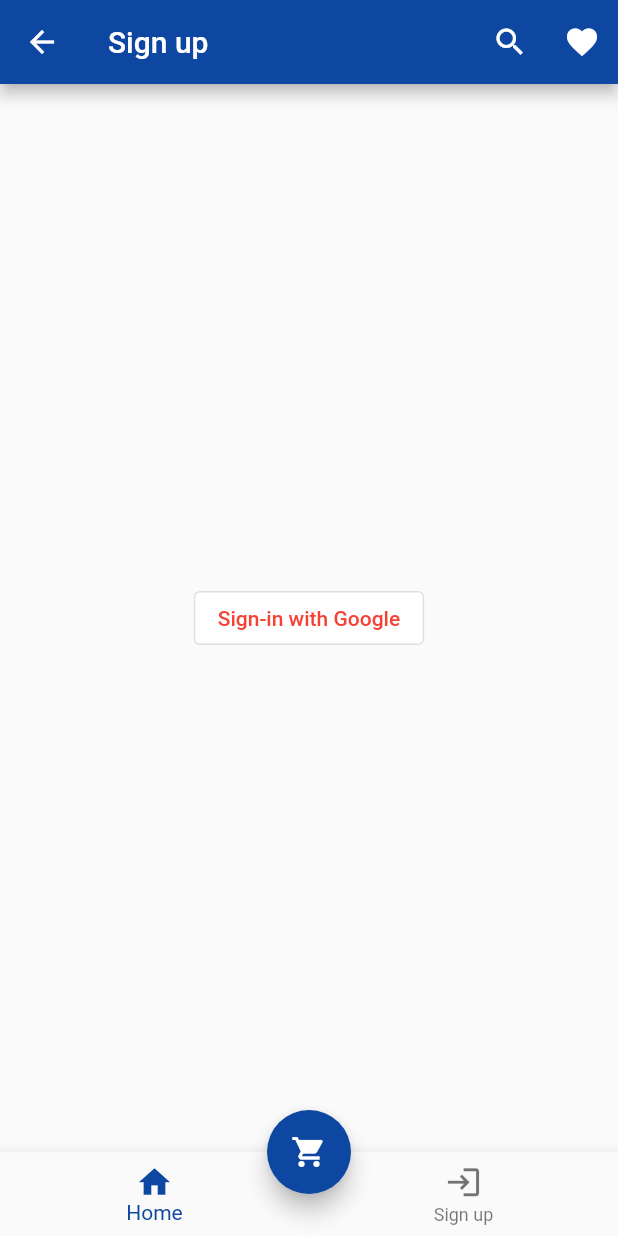
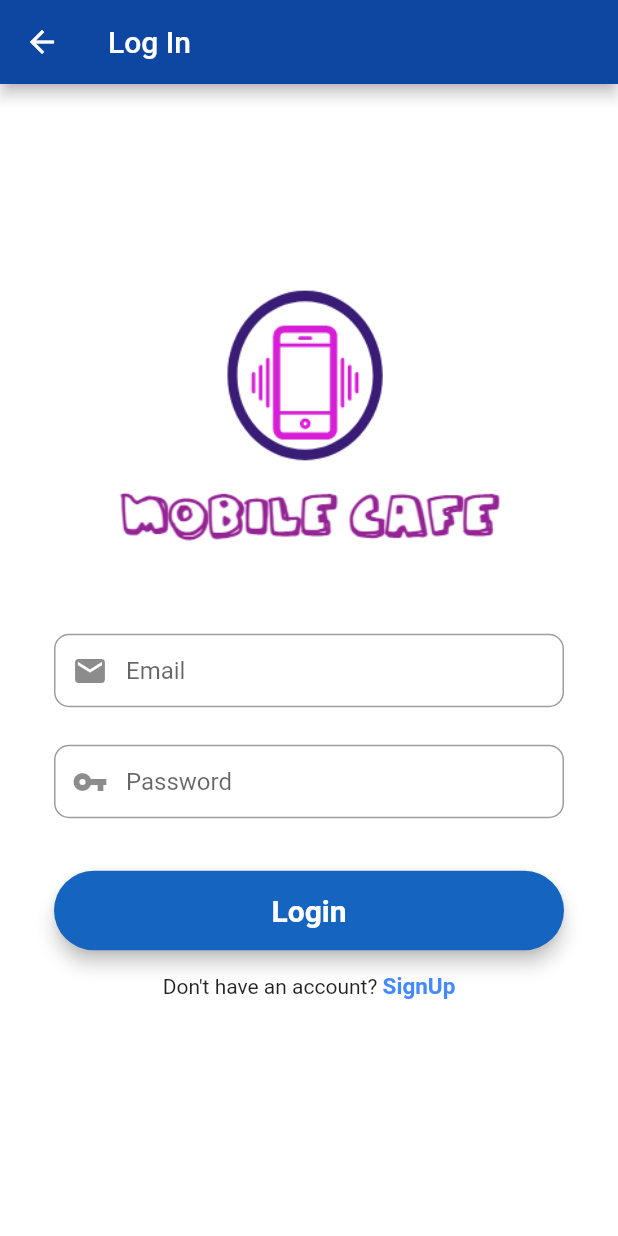
Before and after one commit to krishnaprasad011/MobileStore_FlutterApp, a Flutter app: the Cart screen opened by its route, item 2 of the bottom bar chosen, on a phone screen of 412 x 824 dp. Run offline on Flutter 3.47's test engine with Material 2 defaults, Android fonts, the phone set to English and light mode, and no system bars; our stand-ins replace cloud_firestore, firebase_core; accounts and stored records are empty.

Commit message:
kpv8_signin

```diff
--- a/lib/main.dart
+++ b/lib/main.dart
@@ -1,8 +1,10 @@
 import 'package:firebase_core/firebase_core.dart';
 import 'package:flutter/material.dart';
+import 'package:mobile_store_app/pages/about.dart';
 import 'package:mobile_store_app/pages/home.dart';
 import 'package:mobile_store_app/pages/cart.dart';
-import 'package:mobile_store_app/pages/product_details.dart';
+import 'package:mobile_store_app/pages/login.dart';
+// import 'package:mobile_store_app/pages/product_details.dart';
 import 'package:mobile_store_app/pages/products.dart';
 import 'package:mobile_store_app/pages/profile.dart';
 import 'package:mobile_store_app/pages/signup.dart';
@@ -19,6 +21,8 @@ void main() {
       '/products':(context)=>Products(),
       '/signup':(context)=>Signup(),
       '/splash':(context)=>Splashscreen(),
+      '/login':(context)=>Login(),
+      '/about':(context)=>AboutPage(),
       //'/productDetails':(context)=>Product_details()
     },
   ),
--- a/lib/pages/baseAppbar.dart
+++ b/lib/pages/baseAppbar.dart
@@ -1,4 +1,3 @@
-import 'dart:convert';
 import 'package:flutter/material.dart';
 
 class BaseAppBar{
@@ -22,6 +21,19 @@ dynamic getTopAppBar(String title){
       );
 }
 
+dynamic getTopAppBar2(String title){
+  return AppBar(
+        title: Text(title),
+        elevation: null,
+        // actions: [
+        //   IconButton(
+        //     onPressed: (){}, icon: const Icon(Icons.search)),
+        //   IconButton(onPressed: (){}, icon: const Icon(Icons.favorite))
+        // ],
+        backgroundColor: Colors.blue[900],
+      );
+}
+
 dynamic getDrawer(BuildContext context){
   return Drawer(
     child: ListView(
@@ -32,7 +44,7 @@ dynamic getDrawer(BuildContext context){
             color: Colors.blue[900],
           ),
           child: Text(
-            'John K',
+            'User ',
             style: TextStyle(
               color: Colors.white,
               fontSize: 24,
@@ -46,25 +58,37 @@ dynamic getDrawer(BuildContext context){
           hoverColor: Colors.blueAccent,
           onTap: () async{
             await Navigator.pushNamed(context, '/products');
+            Navigator.pop(context);
+
           },
         ),
        ListTile(
-          leading: const Icon(Icons.category),
-          title: const Text('Shop by Categories'),
+          leading: const Icon(Icons.info),
+          title: const Text('About'),
           hoverColor: Colors.blueAccent,
-          onTap: () {},
+          onTap: () async{
+            await Navigator.pushNamed(context, '/about');
+            Navigator.pop(context);
+
+          },
         ),
         ListTile(
           leading: const Icon(Icons.add_box),
           title: const Text('Orders'),
           hoverColor: Colors.blueAccent,
-          onTap: () {},
+          onTap: () {
+            Navigator.pop(context);
+
+          },
         ),
         ListTile(
           leading: const Icon(Icons.contact_page),
           title: const Text('Contact Us'),
           hoverColor: Colors.blueAccent,
-          onTap: () {},
+          onTap: () {
+            Navigator.pop(context);
+
+          },
         ),
       ],
     ),
@@ -82,7 +106,7 @@ dynamic getBottomAppbar(BuildContext context){
 
           BottomNavigationBarItem(
             icon: Icon(Icons.login,size: 25,),
-            label: 'Sign up',
+            label: 'Log in',
           ),
       ],
         currentIndex: selectedIndex,
@@ -92,11 +116,11 @@ dynamic getBottomAppbar(BuildContext context){
           if(selectedIndex==0)
           {
 
-            await Navigator.pushNamed(context, '/home');
+            //await Navigator.pushNamed(context, '/home');
           }
           if(selectedIndex==1)
           {
-            await Navigator.pushNamed(context, '/signup');
+            await Navigator.pushNamed(context, '/login');
           }
         },
       );
--- a/lib/pages/cart.dart
+++ b/lib/pages/cart.dart
@@ -16,8 +16,8 @@ class _CartState extends State<Cart> {
 
       ),
       bottomNavigationBar: BaseAppBar().getBottomAppbar(context),
-      floatingActionButton: BaseAppBar().getFloatingButton(context),
-      floatingActionButtonLocation: FloatingActionButtonLocation.miniCenterDocked,
+      //floatingActionButton: BaseAppBar().getFloatingButton(context),
+      //floatingActionButtonLocation: FloatingActionButtonLocation.miniCenterDocked,
     );
   }
 }
--- /dev/null
+++ b/lib/pages/login.dart
@@ -0,0 +1,143 @@
+
+import 'package:flutter/material.dart';
+import 'register.dart';
+import 'package:mobile_store_app/pages/baseAppbar.dart';
+
+
+class Login extends StatefulWidget {
+  const Login({ Key? key }) : super(key: key);
+
+  @override
+  _LoginState createState() => _LoginState();
+}
+
+class _LoginState extends State<Login> {
+
+  //form key
+
+   final  formkey = GlobalKey<FormState>();
+
+  // editing controller
+
+  final TextEditingController emailController = new TextEditingController();
+  final TextEditingController passwordController = new TextEditingController();
+
+
+
+
+  @override
+  Widget build(BuildContext context) {
+
+    final emailField = TextFormField(
+      autofocus: false,
+      controller: emailController,
+      keyboardType: TextInputType.emailAddress,
+      onSaved: (value)
+      {
+        emailController.text = value!;
+      },
+      textInputAction: TextInputAction.next,
+      decoration: InputDecoration(
+          prefixIcon: Icon(Icons.mail),
+          contentPadding: EdgeInsets.fromLTRB(20, 15, 20, 15),
+          hintText: "Email",
+          border: OutlineInputBorder(
+            borderRadius: BorderRadius.circular(10),
+          ),
+      ),
+    );
+
+    final passwordField = TextFormField(
+      autofocus: false,
+      controller: passwordController,
+      keyboardType: TextInputType.emailAddress,
+      obscureText: true,
+      onSaved: (value)
+      {
+        passwordController.text = value!;
+      },
+      textInputAction: TextInputAction.done,
+      decoration: InputDecoration(
+          prefixIcon: Icon(Icons.vpn_key),
+          contentPadding: EdgeInsets.fromLTRB(20, 15, 20, 15),
+          hintText: "Password",
+          border: OutlineInputBorder(
+            borderRadius: BorderRadius.circular(10),
+          ),
+      ),
+    );
+
+     final loginButton = Material(
+      elevation: 5,
+      borderRadius: BorderRadius.circular(30),
+      color: Colors.blue[800],
+      child: MaterialButton(
+          padding: EdgeInsets.fromLTRB(20, 15, 20, 15),
+          minWidth: MediaQuery.of(context).size.width,
+          onPressed: () {
+
+          },
+          child: Text(
+            "Login",
+            textAlign: TextAlign.center,
+            style: TextStyle(
+                fontSize: 20, color: Colors.white, fontWeight: FontWeight.bold),
+          )),
+    );
+   return Scaffold(
+     appBar: BaseAppBar().getTopAppBar2("Log In"),
+      backgroundColor: Colors.white,
+      body: Center(
+        child: SingleChildScrollView(
+          child: Container(
+            color: Colors.white,
+            child: Padding(
+              padding: const EdgeInsets.fromLTRB(36, 0, 36, 36),
+              child: Form(
+                key: formkey,
+                child: Column(
+                  mainAxisAlignment: MainAxisAlignment.center,
+                  crossAxisAlignment: CrossAxisAlignment.center,
+                  children: <Widget>[
+                    SizedBox(
+                        height: 200,
+                        child: Image.asset(
+                          "lib/images/splash.png",
+                          fit: BoxFit.contain,
+                        )),
+                    SizedBox(height: 45),
+                    emailField,
+                    SizedBox(height: 25),
+                    passwordField,
+                    SizedBox(height: 35),
+                    loginButton,
+                    SizedBox(height: 15),
+                    Row(
+                        mainAxisAlignment: MainAxisAlignment.center,
+                        children: <Widget>[
+                          Text("Don't have an account? "),
+                          GestureDetector(
+                            onTap: () {
+                              Navigator.push(context, MaterialPageRoute(builder: (context) => RegistrationScreen()));
+                            },
+                            child: Text(
+                              "SignUp",
+                              style: TextStyle(
+                                  color: Colors.blueAccent,
+                                  fontWeight: FontWeight.bold,
+                                  fontSize: 15),
+                            ),
+                          )
+                        ])
+                  ],
+                ),
+              ),
+            ),
+          ),
+        ),
+      ),
+    );
+  }
+
+
+  }
--- a/lib/services/auth.dart
+++ /dev/null
@@ -1,4 +0,0 @@
-import 'package:firebase_auth/firebase_auth.dart';
-class AuthService{
-
-}
```
Also changed, not shown: lib/pages/about.dart (added, +15 -0 lines), lib/pages/product_details.dart (+80 -2 lines), lib/pages/products.dart (+20 -5 lines), lib/pages/register.dart (added, +273 -0 lines), lib/wrapper.dart (deleted), pubspec.lock.
